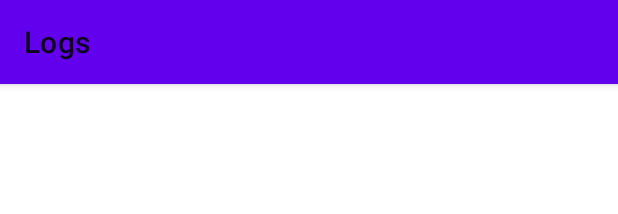
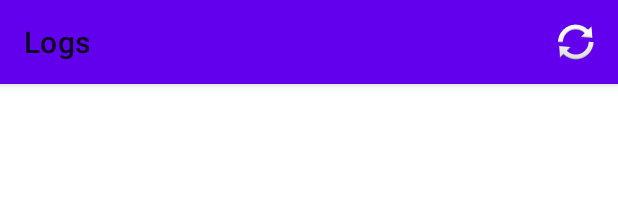
Before and after one commit to NikomitK/DoorOpener, an Android app: the layout activity_logs.xml on its own in the app's theme, with its tools: preview values and no code run, on a phone screen of 412 x 824 dp. Shown: the top 214 px of the screen. Run offline under Robolectric (Android 15) with nearby library versions, the phone set to English and light mode, and no system bars; network calls fail.

Commit message:
added functionality to logs tab

```diff
--- a/app/src/main/java/tk/nikomitk/dooropenerhalfnew/OTPActivity.kt
+++ b/app/src/main/java/tk/nikomitk/dooropenerhalfnew/OTPActivity.kt
@@ -8,7 +8,6 @@ import androidx.recyclerview.widget.RecyclerView
 import com.google.android.material.floatingactionbutton.FloatingActionButton
 import com.google.gson.Gson
 import kotlinx.coroutines.*
-import tk.nikomitk.dooropenerhalfnew.SettingsActivity.Companion.ipAddress
 import tk.nikomitk.dooropenerhalfnew.messagetypes.Message
 import tk.nikomitk.dooropenerhalfnew.messagetypes.Response
 import java.io.BufferedReader
@@ -39,7 +38,7 @@ class OTPActivity : AppCompatActivity(), CoroutineScope by MainScope() {
         storage = Gson().fromJson(storageFile.readText(), Storage::class.java)
 
         adapter = CustomAdapter(storage.otps, this)
-        val recyclerView: RecyclerView = findViewById(R.id.recyclerView)
+        val recyclerView: RecyclerView = findViewById(R.id.logRecyclerView)
         recyclerView.layoutManager = LinearLayoutManager(this)
         recyclerView.adapter = adapter
 
@@ -58,7 +57,8 @@ class OTPActivity : AppCompatActivity(), CoroutineScope by MainScope() {
                     ipAddress = storage.ipAddress!!
                 )
                 runOnUiThread {
-                    Toast.makeText(this@OTPActivity, response.text, Toast.LENGTH_SHORT).show()
+                    Toast.makeText(
+                        this@OTPActivity, response.text, Toast.LENGTH_SHORT).show()
                     if(response.internalMessage == "success"){
                         storage.otps.add(
                             newOtp
--- a/app/src/main/java/tk/nikomitk/dooropenerhalfnew/OpenActivity.kt
+++ b/app/src/main/java/tk/nikomitk/dooropenerhalfnew/OpenActivity.kt
@@ -177,7 +177,7 @@ class OpenActivity : AppCompatActivity(), CoroutineScope by MainScope() {
         }
 
         R.id.action_log -> {
-            startActivity(Intent(this, LogsActivity::class.java))
+            startActivity(Intent(this, LogsActivity::class.java).putExtra("ipAddress", globalIpAdress).putExtra("token", globalToken))
             true
         }
 
--- /dev/null
+++ b/app/src/main/res/drawable-v24/customborder_red.xml
@@ -0,0 +1,6 @@
+<?xml version="1.0" encoding="utf-8"?>
+<shape xmlns:android="http://schemas.android.com/apk/res/android" android:shape="rectangle">
+    <corners android:radius="2dp"/>
+    <padding android:left="10dp" android:right="10dp" android:top="10dp" android:bottom="10dp"/>
+    <stroke android:width="1dp" android:color="#e60000"/>
+</shape>
--- /dev/null
+++ b/app/src/main/res/drawable-v24/customborder_white.xml
@@ -0,0 +1,6 @@
+<?xml version="1.0" encoding="utf-8"?>
+<shape xmlns:android="http://schemas.android.com/apk/res/android" android:shape="rectangle">
+    <corners android:radius="2dp"/>
+    <padding android:left="10dp" android:right="10dp" android:top="10dp" android:bottom="10dp"/>
+    <stroke android:width="1dp" android:color="#C5C5C5"/>
+</shape>
--- /dev/null
+++ b/app/src/main/res/drawable/customborder_yellow.xml
@@ -0,0 +1,6 @@
+<?xml version="1.0" encoding="utf-8"?>
+<shape xmlns:android="http://schemas.android.com/apk/res/android" android:shape="rectangle">
+    <corners android:radius="2dp"/>
+    <padding android:left="10dp" android:right="10dp" android:top="10dp" android:bottom="10dp"/>
+    <stroke android:width="1dp" android:color="#fcba03"/>
+</shape>
--- a/app/src/main/res/layout/activity_logs.xml
+++ b/app/src/main/res/layout/activity_logs.xml
@@ -13,11 +13,21 @@
         android:background="?attr/colorPrimary"
         android:elevation="4dp"
         android:theme="@style/ThemeOverlay.AppCompat.ActionBar"
-        app:title="@string/logs_header"
         app:layout_constraintEnd_toEndOf="parent"
         app:layout_constraintStart_toStartOf="parent"
         app:layout_constraintTop_toTopOf="parent"
+        app:menu="@menu/log_menu"
         app:popupTheme="@style/ThemeOverlay.AppCompat.Light"
-        />
+        app:title="@string/logs_header" />
+
+    <androidx.recyclerview.widget.RecyclerView
+        android:id="@+id/logRecyclerView"
+        android:layout_width="match_parent"
+        android:layout_height="0dp"
+        android:layout_marginTop="1dp"
+        app:layout_constraintBottom_toBottomOf="parent"
+        app:layout_constraintEnd_toEndOf="parent"
+        app:layout_constraintTop_toBottomOf="@+id/my_toolbar"
+        app:layout_constraintVertical_bias="0.0" />
 
 </androidx.constraintlayout.widget.ConstraintLayout>
--- a/app/src/main/res/layout/activity_otpactivity.xml
+++ b/app/src/main/res/layout/activity_otpactivity.xml
@@ -32,7 +32,7 @@
         app:srcCompat="@android:drawable/ic_input_add" />
 
     <androidx.recyclerview.widget.RecyclerView
-        android:id="@+id/recyclerView"
+        android:id="@+id/logRecyclerView"
         android:layout_width="match_parent"
         android:layout_height="0dp"
         app:layout_constraintBottom_toBottomOf="parent"
--- /dev/null
+++ b/app/src/main/res/menu/log_menu.xml
@@ -0,0 +1,10 @@
+<?xml version="1.0" encoding="utf-8"?>
+<menu xmlns:app="http://schemas.android.com/apk/res-auto"
+    xmlns:android="http://schemas.android.com/apk/res/android">
+
+    <item
+        android:id="@+id/action_sync"
+        android:icon="@android:drawable/ic_popup_sync"
+        android:title="sync"
+        app:showAsAction="always" />
+</menu>
```
Also changed, not shown: app/build.gradle (+5 -4 lines), app/src/main/java/tk/nikomitk/dooropenerhalfnew/LogAdapter.kt (added, +35 -0 lines), app/src/main/java/tk/nikomitk/dooropenerhalfnew/LogsActivity.kt (+94 -3 lines), app/src/main/res/layout/activity_open.xml (+2 -5 lines), app/src/main/res/layout/item_log.xml (added, +20 -0 lines).
